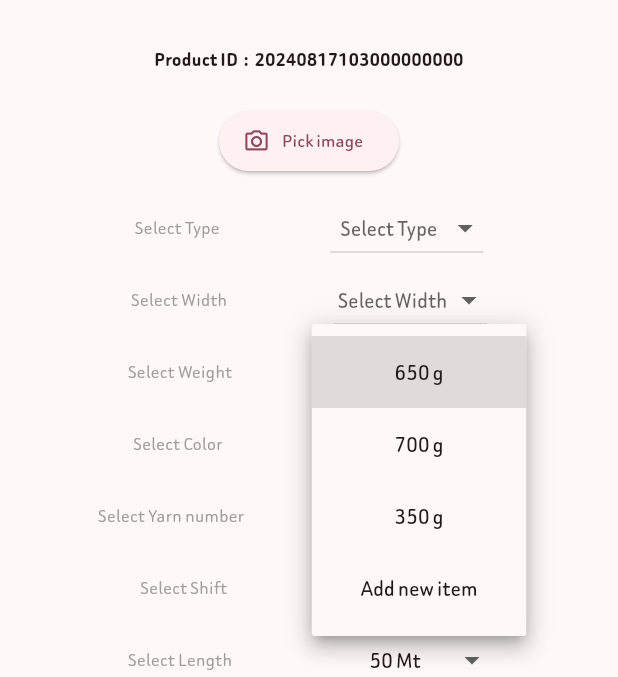
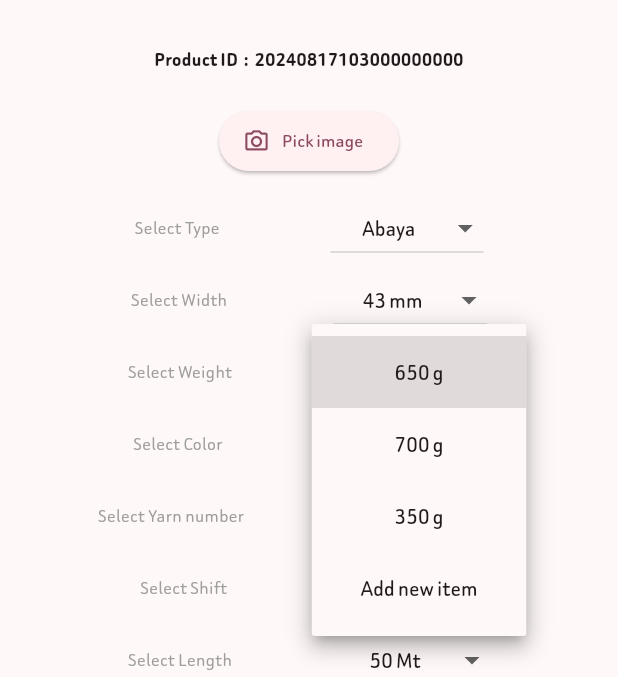
Before and after one commit to abozozzaher/panel_control, a Flutter app: the AddNewItemScreen screen opened directly with empty values, after a tap on an icon or button, on a phone screen of 412 x 824 dp, the part 63-740 px from its top. Run offline on Flutter 3.47's test engine with Material 3 defaults, Android fonts, the phone set to English and light mode, and no system bars; our stand-ins replace cached_network_image, cloud_firestore, file_picker, firebase_auth, firebase_core, firebase_storage and 9 more; missing offline and left inert: qr_code_scanner; accounts and stored records are empty; generated files the repository leaves out were written again.

Commit message:
الان بدات في مرحلة تجهيز فاتورة لتظهر للزبون

```diff
--- a/lib/pages/addNewProduct/NewItem.dart
+++ b/lib/pages/addNewProduct/NewItem.dart
@@ -52,14 +52,14 @@ class _AddNewItemScreenState extends State<AddNewItemScreen> {
   XFile? selectedImage;
   Uint8List? webImage;
 
-  List<String>? types;
-  List<String>? widths;
-  List<String>? weights;
-  List<String>? colors;
-  List<String>? yarnNumbers;
-  List<String>? shift;
-  List<String>? quantity;
-  List<String>? length;
+  List<List<String>>? types;
+  List<List<String>>? widths;
+  List<List<String>>? weights;
+  List<List<String>>? colors;
+  List<List<String>>? yarnNumbers;
+  List<List<String>>? shift;
+  List<List<String>>? quantity;
+  List<List<String>>? length;
   late String image;
   String productId = '';
 
@@ -80,20 +80,22 @@ class _AddNewItemScreenState extends State<AddNewItemScreen> {
     types = dataLists.types;
     widths = dataLists.widths;
     weights = dataLists.weights;
-    colors = dataLists.colors as List<String>?;
+    colors = dataLists.colors;
     yarnNumbers = dataLists.yarnNumbers;
     shift = dataLists.shift;
     quantity = dataLists.quantity;
     length = dataLists.length;
     setState(() {
-      selectedType = types!.isNotEmpty ? null : null; //types![0] : null;
-      selectedWidth = widths!.isNotEmpty ? null : null; //widths![6] : null;
-      selectedWeight = weights!.isNotEmpty ? weights![0] : null;
-      selectedColor = colors!.isNotEmpty ? colors![0] : null;
-      selectedYarnNumber = yarnNumbers!.isNotEmpty ? yarnNumbers![1] : null;
-      selectedShift = shift!.isNotEmpty ? shift![0] : null;
-      selectedQuantity = quantity!.isNotEmpty ? quantity![0] : null;
-      selectedLength = length!.isNotEmpty ? length![2] : null;
+      selectedType = types!.isNotEmpty ? types![0][0] : null;
+
+      selectedWidth = widths!.isNotEmpty ? widths![6][0] : null;
+      selectedWeight = weights!.isNotEmpty ? weights![0][0] : null;
+      selectedColor = colors!.isNotEmpty ? colors![0][0] : null;
+      selectedYarnNumber = yarnNumbers!.isNotEmpty ? yarnNumbers![1][0] : null;
+      selectedShift = shift!.isNotEmpty ? shift![0][0] : null;
+      selectedLength = length!.isNotEmpty ? length![2][0] : null;
+      selectedQuantity = quantity!.isNotEmpty ? quantity![0][0] : null;
+
       productId = generateCode();
     });
   }
@@ -172,14 +174,27 @@ class _AddNewItemScreenState extends State<AddNewItemScreen> {
                 englishProductId,
                 style: const TextStyle(fontWeight: FontWeight.bold),
               ),
-              Text('${S().type} : $selectedType'),
-              Text('${S().width} : $selectedWidth' 'mm'),
-              Text('${S().weight} : $selectedWeight' 'g'),
-              Text('${S().color} : $selectedColor'),
-              Text('${S().yarn_number} : $selectedYarnNumber' 'D'),
-              Text('${S().shift} : $selectedShift'),
-              Text('${S().quantity} : $selectedQuantity' 'Pcs'),
-              Text('${S().length} : $selectedLength' 'Mt'),
+              Text(
+                  '${S().type} : ${types!.firstWhere((element) => element[0] == selectedType)[1]}'),
+              Text(
+                  '${S().width} : ${widths!.firstWhere((element) => element[0] == selectedWidth)[1]}'
+                  'mm'),
+              Text(
+                  '${S().weight} : ${weights!.firstWhere((element) => element[0] == selectedWeight)[1]}'
+                  'g'),
+              Text(
+                  '${S().color} : ${colors!.firstWhere((element) => element[0] == selectedColor)[1]}'),
+              Text(
+                  '${S().yarn_number} : ${yarnNumbers!.firstWhere((element) => element[0] == selectedYarnNumber)[1]}'
+                  'D'),
+              Text(
+                  '${S().shift} : ${shift!.firstWhere((element) => element[0] == selectedShift)[1]}'),
+              Text(
+                  '${S().quantity} : ${quantity!.firstWhere((element) => element[0] == selectedQuantity)[1]}'
+                  'Pcs'),
+              Text(
+                  '${S().length} : ${length!.firstWhere((element) => element[0] == selectedLength)[1]}'
+                  'Mt'),
               if (selectedImage != null || webImage != null)
                 kIsWeb
                     ? Image.memory(webImage!, width: 100, height: 100)
@@ -228,8 +243,7 @@ class _AddNewItemScreenState extends State<AddNewItemScreen> {
                                         '${S().failed_to_upload_image} : $e'))),
                           );
                           setState(() {
-                            isUploading =
-                                false; // Reset the uploading flag if the upload fails
+                            isUploading = false;
                           });
                           return;
                         }
@@ -280,31 +294,29 @@ class _AddNewItemScreenState extends State<AddNewItemScreen> {
                         child: Text(
                             '${S().saved_successfully_with} $englishProductId'),
                       )));
+                      setState(() {
+                        selectedType = types!.isNotEmpty ? types![0][0] : null;
 
-                      // Reset fields and generate new product ID
-                      setState(() {
-                        selectedType = types!.isNotEmpty
-                            ? types![0]
-                            : null; //  null : null;
-                        selectedWidth = widths!.isNotEmpty ? widths![6] : null;
+                        selectedWidth =
+                            widths!.isNotEmpty ? widths![6][0] : null;
                         selectedWeight =
-                            weights!.isNotEmpty ? weights![0] : null;
-                        selectedColor = colors!.isNotEmpty ? colors![0] : null;
+                            weights!.isNotEmpty ? weights![0][0] : null;
+                        selectedColor =
+                            colors!.isNotEmpty ? colors![0][0] : null;
                         selectedYarnNumber =
-                            yarnNumbers!.isNotEmpty ? yarnNumbers![1] : null;
-                        selectedShift = shift!.isNotEmpty ? shift![0] : null;
+                            yarnNumbers!.isNotEmpty ? yarnNumbers![1][0] : null;
+                        selectedShift = shift!.isNotEmpty ? shift![0][0] : null;
                         selectedQuantity =
-                            quantity!.isNotEmpty ? quantity![0] : null;
-                        selectedLength = length!.isNotEmpty ? length![2] : null;
+                            quantity!.isNotEmpty ? quantity![0][0] : null;
+                        selectedLength =
+                            length!.isNotEmpty ? length![2][0] : null;
 
                         selectedImage = null;
                         webImage = null;
                         productId = generateCode();
-                        isUploading =
-                            false; // Reset the uploading flag after the upload is complete
+                        isUploading = false;
                       });
-
-                      Navigator.of(context).pop(); // Close dialog
+                      Navigator.of(context).pop();
                     },
                     child: Text(
                       S().confirm,
@@ -350,7 +362,7 @@ class _AddNewItemScreenState extends State<AddNewItemScreen> {
     String day = '${DateTime.now().day}';
 
     Reference storageReference = FirebaseStorage.instance.ref().child(
-        'products/$englishYearMonth/$day/${image != null ? path.basename(image.path) : '$englishProductId.jpg'}');
+        'products/$englishYearMonth/$day/${image != null ? '$englishProductId.jpg' : '$englishProductId.jpg'}');
     SettableMetadata metadata = SettableMetadata(contentType: 'image/jpeg');
 
     UploadTask uploadTask;
@@ -778,9 +790,6 @@ class _AddNewItemScreenState extends State<AddNewItemScreen> {
                   label: Text(S().pick_image),
                 ),
                 const SizedBox(height: 10),
-
-                ///555555555
-
                 buildDropdown(
                   context,
                   '${S().select} ${S().type}',
@@ -792,13 +801,9 @@ class _AddNewItemScreenState extends State<AddNewItemScreen> {
                     });
                   },
                   '${S().select} ${S().type}',
-
-                  //   isNumeric: false,
-                  allowAddNew: true, // enable "Add new item" option
+                  isNumeric: false,
+                  allowAddNew: true,
                 ),
-
-                ///555555555
-                ///
                 buildDropdown(
                   context,
                   '${S().select} ${S().width}',
@@ -810,9 +815,9 @@ class _AddNewItemScreenState extends State<AddNewItemScreen> {
                     });
                   },
                   '${S().select} ${S().width}',
-                  suffixText: 'mm', // يمكنك إضافة النص الذي تريده هنا
+                  suffixText: 'mm',
                   isNumeric: true,
-                  allowAddNew: true, // enable "Add new item" option
+                  allowAddNew: true,
                 ),
                 buildDropdown(
                   context,
@@ -843,7 +848,6 @@ class _AddNewItemScreenState extends State<AddNewItemScreen> {
                   //     isNumeric: false,
                   allowAddNew: true, // enable "Add new item" option
                 ),
-
                 buildDropdown(
                   context,
                   '${S().select} ${S().yarn_number}',
@@ -900,7 +904,6 @@ class _AddNewItemScreenState extends State<AddNewItemScreen> {
                   isNumeric: true,
                   allowAddNew: true, // enable "Add new item" option
                 ),
-
                 const SizedBox(height: 20),
                 ElevatedButton.icon(
                   icon: const Icon(Icons.save_as_outlined),
--- a/lib/pages/addNewProduct/dropdownWidget.dart
+++ b/lib/pages/addNewProduct/dropdownWidget.dart
@@ -2,18 +2,23 @@ import 'package:flutter/material.dart';
 import 'dart:ui' as ui;
 
 import '../../generated/l10n.dart';
+import '../../service/data_lists.dart';
 
 Widget buildDropdown(
   BuildContext context, // تأكد من تمرير BuildContext
   String hint,
   String? selectedValue,
-  List<String> items,
+  // List<String> items,
+  List<List<String>> items,
+  // List<Map<String, String>> items,
   ValueChanged<String?> onChanged,
   String hintText, {
   String suffixText = '',
   bool allowAddNew = false,
   bool isNumeric = false,
 }) {
+  final DataLists dataLists = DataLists();
+
   return Row(
     crossAxisAlignment: CrossAxisAlignment.center,
     mainAxisAlignment: MainAxisAlignment.spaceEvenly,
@@ -30,7 +35,7 @@ Widget buildDropdown(
                   showAddNewDialog(context, (newItem) {
                     // Add the new item to the list and update the dropdown
                     if (newItem.isNotEmpty && !items.contains(newItem)) {
-                      items.add(newItem);
+                      items.add([newItem, newItem]);
                       onChanged(newItem);
                     }
                   }, isNumeric);
@@ -40,11 +45,15 @@ Widget buildDropdown(
               },
               items: [
                 ...items.map((item) {
+                  String displayText =
+                      Localizations.localeOf(context).languageCode == 'ar'
+                          ? item[1]
+                          : item[0];
                   return DropdownMenuItem(
-                    value: item,
+                    value: item[0],
                     child: Center(
                       child: Text(
-                        '$item $suffixText',
+                        '$displayText $suffixText', //   '$item $suffixText',
                         textDirection: ui.TextDirection.ltr,
                         textAlign: TextAlign.center,
                       ),
@@ -53,7 +62,7 @@ Widget buildDropdown(
                 }).toList(),
                 DropdownMenuItem(
                   value: 'add_new',
-                  child: Center(child: Text('Add new item')),
+                  child: Center(child: Text(S().add_new_item)),
                 ),
               ],
             )
@@ -63,15 +72,22 @@ Widget buildDropdown(
               value: selectedValue,
               onChanged: onChanged,
               items: items.map((item) {
+                String displayText =
+                    Localizations.localeOf(context).languageCode == 'ar'
+                        ? item[1]
+                        : item[0];
+
+                print('dddd');
+                print(item);
                 return DropdownMenuItem(
-                  value: item,
+                  value: item[0], // القيمة الأساسية باللغة الإنجليزية
                   child: Center(
                     child: Text(
-                      '$item $suffixText',
+                      '$displayText $suffixText',
                       textDirection: ui.TextDirection.ltr,
                       textAlign: TextAlign.center,
                     ),
-                  ), // إضافة النص الإضافي هنا
+                  ),
                 );
               }).toList(),
             ),
@@ -90,14 +106,14 @@ void showAddNewDialog(
     context: context,
     builder: (BuildContext context) {
       return AlertDialog(
-        title: Text('Add New Item'),
+        title: Text(S().add_new_item),
         content: TextField(
           controller: _controller,
           keyboardType: isNumeric
               ? TextInputType.number
               : TextInputType.text, // فتح لوحة الأرقام أو لوحة النصوص
 
-          decoration: InputDecoration(hintText: 'Enter new item'),
+          decoration: InputDecoration(hintText: S().enter_new_item),
         ),
         actions: [
           TextButton(
--- a/lib/pages/auth/login_page.dart
+++ b/lib/pages/auth/login_page.dart
@@ -103,7 +103,7 @@ class _LoginPageState extends State<LoginPage> {
           .get();
 
       if (!userDoc.exists) {
-        throw Exception('user_data_not_found');
+        throw Exception(S().user_data_not_found);
       }
 
       // تحويل البيانات إلى كائن UserData
@@ -139,7 +139,7 @@ class _LoginPageState extends State<LoginPage> {
       });
     } catch (e) {
       setState(() {
-        _errorMessage = 'error_occurred';
+        _errorMessage = S().error_occurred;
       });
     }
   }
--- a/lib/pages/product/ProductPage.dart
+++ b/lib/pages/product/ProductPage.dart
@@ -73,8 +73,6 @@ class ProductPage extends StatelessWidget {
                   Text(
                       '${S().sale_status} : ${productData['saleـstatus'] ? S().sold : S().available}',
                       style: const TextStyle(fontSize: 18)),
-                  //    if (productData['image_url'] != '') Image.network(productData['image_url']),
-                  // productData['image_url'] != ''   ? Image.network(productData['image_url'])  : Image.asset('/assets/img/loading.gif'),
                   Image.network(
                       productData['image_url'] ?? 'assets/img/loading.gif'),
                 ],
--- a/lib/pages/scan/Dialogs.dart
+++ b/lib/pages/scan/Dialogs.dart
@@ -105,11 +105,11 @@ class ScanItemDialogs {
       context: context,
       builder: (BuildContext context) {
         return AlertDialog(
-          title: Text('Invalid Items', textAlign: TextAlign.center),
+          title: Text(S().invalid_items, textAlign: TextAlign.center),
           content: SingleChildScrollView(
             child: ListBody(
               children: [
-                Text('You have some items marked as sold out :',
+                Text(S().you_have_some_items_marked_as_sold_out_,
                     textAlign: TextAlign.center),
                 for (var doc in invalidDocuments)
                   Text(doc.split('/').last, textAlign: TextAlign.center),
--- a/lib/service/data_lists.dart
+++ b/lib/service/data_lists.dart
@@ -1,88 +1,78 @@
 // data_lists.dart
 
 // قائمة الأنواع
-import 'package:flutter/src/widgets/framework.dart';
 import 'package:panel_control/generated/l10n.dart';
-import 'package:path/path.dart';
 
 class DataLists {
-  List<String> types = [
-    'عباية',
-    'محجرة',
-    'حورانية',
-    'سبلة',
-    'شنطه',
-    'حبل',
-    'رزة'
-  ];
-  List<TypeItem> types2 = [
-    TypeItem('عباية', 'robe'),
-    TypeItem('محجرة', 'veil'),
-    TypeItem('حورانية', 'hourani'),
-    // ...
+  List<List<String>> types = [
+    ['Abaya', (S().abaya)],
+    ['Mahjara', (S().mahjara)],
+    ['Hourani', (S().hourani)],
+    ['Sablah', (S().sablah)],
+    ['Shanta', (S().shanta)],
+    ['Habl', (S().habl)],
+    ['Raza', (S().raza)],
   ];
 
 // قائمة العرض
-  List<String> widths = [
-    '10',
-    '20',
-    '25',
-    '30',
-    '35',
-    '40',
-    '43',
-    '45',
-    '50',
+  List<List<String>> widths = [
+    ['10', '10'],
+    ['20', '20'],
+    ['25', '25'],
+    ['30', '30'],
+    ['35', '35'],
+    ['40', '40'],
+    ['43', '43'],
+    ['45', '45'],
+    ['50', '50'],
   ];
 
 // قائمة الأوزان
-  List<String> weights = ['650', '700', '350'];
-
-// قائمة الألوان
-  List<String> colors = [
-    '3اسود',
-    'بني محروق',
-    'بني',
-    'جملي',
-    'حمري',
-    'كحلي',
-    'عسكري',
-    'فضي'
+  List<List<String>> weights = [
+    ['650', '650'],
+    ['700', '700'],
+    ['350', '350'],
   ];
 
-// قائمة أرقام الغزل
-  List<String> yarnNumbers = ['150', '300', '450', '600', '900', '1200'];
+  List<List<String>> yarnNumbers = [
+    ['150', '150'],
+    ['300', '300'],
+    ['450', '450'],
+    ['600', '600'],
+    ['900', '900'],
+    ['1200', '1200'],
+  ];
+
+  List<List<String>> quantity = [
+    ['10', '10'],
+    ['20', '20'],
+    ['35', '35'],
+    ['50', '50'],
+  ];
+
+  List<List<String>> length = [
+    ['25', '25'],
+    ['35', '35'],
+    ['50', '50'],
+    ['70', '70'],
+    ['100', '100'],
+  ];
+// قائمة الألوان
+  List<List<String>> colors = [
+    ['Black', S().black],
+    ['Burnt Brown', S().brown_burnt],
+    ['Brown', S().brown],
+    ['Jamli', S().jamli],
+    ['Red', S().red],
+    ['Navy Blue', S().navy_blue],
+    ['Military', S().military],
+    ['Silver', S().silver],
+  ];
 
 // قائمة الشفتات (النوبات)
-  List<String> shift = [(S().morning), (S().afternoon), (S().evening)];
-// قائمة الكميات
-  List<String> quantity = ['10', '20', '35', '50'];
-
-// قائمة الأطوال
-  List<String> length = ['25', '35', '50', '70', '100'];
+  List<List<String>> shift = [
+    ['Morning', S().morning],
+    ['Afternoon', S().afternoon],
+    ['Evening', S().evening],
+  ];
 }
-
-// تعريف كلاس TypeItem لتخزين الكلمة الأصلية والكلمة المفتاحية للترجمة
-class TypeItem {
-  final String original; // الكلمة الأصلية
-  final String translationKey; // مفتاح الترجمة
-
-  TypeItem(this.original, this.translationKey);
-
-  // دالة ترجمة تعتمد على S() وتمرر مفتاح الترجمة
-  String get translated => _getTranslation();
-
-  // دالة الترجمة بناءً على مفتاح الترجمة (S().key)
-  String _getTranslation() {
-    switch (translationKey) {
-      case 'robe':
-        return S().robe; // ترجمة 'عباية'
-      case 'veil':
-        return S().veil; // ترجمة 'محجرة'
-      case 'hourani':
-        return S().hourani; // ترجمة 'حورانية'
-      default:
-        return original; // في حالة عدم وجود ترجمة، تعرض الكلمة الأصلية
-    }
-  }
-}
```
Also changed, not shown: lib/l10n/intl_ar.arb (+50 -39 lines), lib/l10n/intl_en.arb (+21 -10 lines), lib/l10n/intl_tr.arb (+49 -10 lines), lib/pages/auth/register_page.dart (+5 -14 lines), lib/pages/scan/ScanItem.dart (+8 -5 lines), lib/generated/intl/messages_ar.dart, lib/generated/intl/messages_en.dart, lib/generated/intl/messages_tr.dart, lib/generated/l10n.dart, 3 other files.
